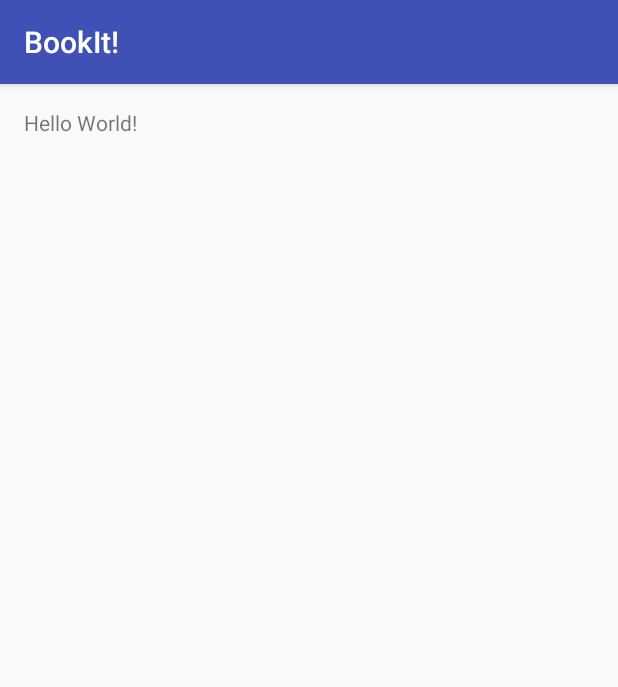
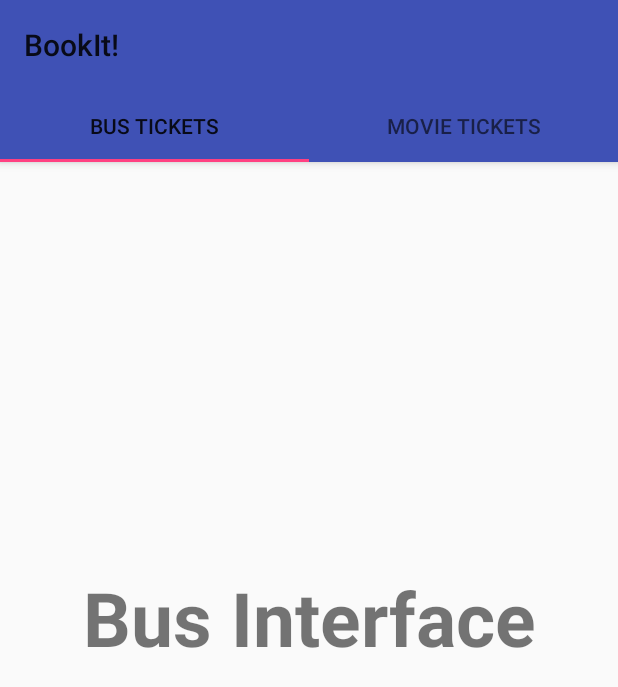
Before and after one commit to azmainadel/book-it-android, an Android app: the screen it shows after launch (MainActivity), on a phone screen of 412 x 824 dp. Shown: the top 687 px of the screen. Run offline under Robolectric (Android 15) with nearby library versions, the phone set to English and light mode, and no system bars.

Commit message:
Splash Screen and Tabs added

```diff
--- a/app/build.gradle
+++ b/app/build.gradle
@@ -23,4 +23,8 @@ dependencies {
     compile fileTree(dir: 'libs', include: ['*.jar'])
     testCompile 'junit:junit:4.12'
     compile 'com.android.support:appcompat-v7:23.4.0'
+    compile 'com.android.support:design:23.4.0'
+    compile 'com.google.android.gms:play-services-appindexing:8.1.0'
+//    compile 'com.android.support:support-v4:23.4.0'
+//    apt 'com.jakewharton:butterknife-compiler:8.0.1'
 }
--- a/app/src/main/AndroidManifest.xml
+++ b/app/src/main/AndroidManifest.xml
@@ -8,13 +8,25 @@
         android:label="@string/app_name"
         android:supportsRtl="true"
         android:theme="@style/AppTheme">
-        <activity android:name=".MainActivity">
+
+        <activity android:name=".SplashScreen">
             <intent-filter>
                 <action android:name="android.intent.action.MAIN" />
 
                 <category android:name="android.intent.category.LAUNCHER" />
             </intent-filter>
         </activity>
+
+        <activity android:name=".MainActivity">
+            <intent-filter>
+                <action android:name="com.durbin.xyntherys.bookit.MAINACTIVITY"/>
+                <category android:name="android.intent.category.DEFAULT"/>
+            </intent-filter>
+        </activity><!-- ATTENTION: This was auto-generated to add Google Play services to your project for
+     App Indexing.  See https://g.co/AppIndexing/AndroidStudio for more information. -->
+        <meta-data
+            android:name="com.google.android.gms.version"
+            android:value="@integer/google_play_services_version" />
     </application>
 
 </manifest>
--- /dev/null
+++ b/app/src/main/java/com/durbin/xyntherys/bookit/BusBookFragment.java
@@ -0,0 +1,28 @@
+package com.durbin.xyntherys.bookit;
+
+import android.os.Bundle;
+import android.support.v4.app.Fragment;
+import android.view.LayoutInflater;
+import android.view.View;
+import android.view.ViewGroup;
+
+
+/**
+ * A simple {@link Fragment} subclass.
+ */
+public class BusBookFragment extends Fragment {
+
+
+    public BusBookFragment() {
+        // Required empty public constructor
+    }
+
+
+    @Override
+    public View onCreateView(LayoutInflater inflater, ViewGroup container,
+                             Bundle savedInstanceState) {
+        // Inflate the layout for this fragment
+        return inflater.inflate(R.layout.fragment_bus_book, container, false);
+    }
+
+}
--- a/app/src/main/java/com/durbin/xyntherys/bookit/MainActivity.java
+++ b/app/src/main/java/com/durbin/xyntherys/bookit/MainActivity.java
@@ -1,13 +1,37 @@
 package com.durbin.xyntherys.bookit;
 
+import android.os.Bundle;
+import android.support.design.widget.TabLayout;
+import android.support.v4.view.ViewPager;
 import android.support.v7.app.AppCompatActivity;
-import android.os.Bundle;
+import android.support.v7.widget.Toolbar;
 
-public class MainActivity extends AppCompatActivity {
+public class MainActivity extends AppCompatActivity{
+    Toolbar toolbar;
+    ViewPager viewPager;
+    TabLayout tabLayout;
+    ViewPagerAdapter viewPagerAdapter;
 
     @Override
     protected void onCreate(Bundle savedInstanceState) {
         super.onCreate(savedInstanceState);
         setContentView(R.layout.activity_main);
+
+        toolbar = (Toolbar) findViewById(R.id.toolbar);
+        viewPager = (ViewPager) findViewById(R.id.viewpager);
+        tabLayout = (TabLayout) findViewById(R.id.tablayout);
+
+        setSupportActionBar(toolbar);
+
+        viewPagerAdapter = new ViewPagerAdapter(getSupportFragmentManager());
+        viewPagerAdapter.addFragment(new BusBookFragment(),"Bus Tickets");
+        viewPagerAdapter.addFragment(new MovieBookFragment(),"Movie Tickets");
+
+        viewPager.setAdapter(viewPagerAdapter);
+
+        setSupportActionBar(toolbar);
+
+        tabLayout.setupWithViewPager(viewPager);
     }
+
 }
--- /dev/null
+++ b/app/src/main/java/com/durbin/xyntherys/bookit/MovieBookFragment.java
@@ -0,0 +1,29 @@
+package com.durbin.xyntherys.bookit;
+
+
+import android.os.Bundle;
+import android.support.v4.app.Fragment;
+import android.view.LayoutInflater;
+import android.view.View;
+import android.view.ViewGroup;
+
+
+/**
+ * A simple {@link Fragment} subclass.
+ */
+public class MovieBookFragment extends Fragment {
+
+
+    public MovieBookFragment() {
+        // Required empty public constructor
+    }
+
+
+    @Override
+    public View onCreateView(LayoutInflater inflater, ViewGroup container,
+                             Bundle savedInstanceState) {
+        // Inflate the layout for this fragment
+        return inflater.inflate(R.layout.fragment_movie_book, container, false);
+    }
+
+}
--- /dev/null
+++ b/app/src/main/java/com/durbin/xyntherys/bookit/SplashScreen.java
@@ -0,0 +1,36 @@
+package com.durbin.xyntherys.bookit;
+
+import android.app.Activity;
+import android.content.Intent;
+import android.os.Bundle;
+
+/**
+ * Created by xyntherys on 6/11/16.
+ */
+
+public class SplashScreen extends Activity{
+    protected void onCreate(Bundle savedInstanceState) {
+        super.onCreate(savedInstanceState);
+        setContentView(R.layout.splash_screen);
+
+        Thread timerThread = new Thread() {
+            public void run() {
+                try {
+                    sleep(1800);
+                } catch (InterruptedException e) {
+                    e.printStackTrace();
+                } finally {
+                    Intent intent = new Intent(SplashScreen.this, MainActivity.class);
+                    startActivity(intent);
+                }
+            }
+        };
+        timerThread.start();
+    }
+
+    @Override
+    protected void onPause(){
+        super.onPause();
+        finish();
+    }
+}
--- /dev/null
+++ b/app/src/main/java/com/durbin/xyntherys/bookit/ViewPagerAdapter.java
@@ -0,0 +1,37 @@
+package com.durbin.xyntherys.bookit;
+
+import android.app.FragmentManager;
+import android.support.v4.app.Fragment;
+import android.support.v4.app.FragmentPagerAdapter;
+import java.util.ArrayList;
+
+public class ViewPagerAdapter extends FragmentPagerAdapter {
+
+    ArrayList<Fragment> fragmentList = new ArrayList<>();
+    ArrayList<String> tabNames = new ArrayList<>();
+
+    public void addFragment(Fragment fm,String st){
+        this.fragmentList.add(fm);
+        this.tabNames.add(st);
+    }
+
+    public ViewPagerAdapter(android.support.v4.app.FragmentManager fm){
+        super(fm);
+    }
+
+    @Override
+    public Fragment getItem(int position) {
+        return fragmentList.get(position);
+    }
+
+    @Override
+    public int getCount() {
+        return fragmentList.size();
+    }
+
+    @Override
+    public CharSequence getPageTitle(int position){
+        return tabNames.get(position);
+    }
+
+}
--- a/app/src/main/res/layout/activity_main.xml
+++ b/app/src/main/res/layout/activity_main.xml
@@ -3,14 +3,28 @@
     xmlns:tools="http://schemas.android.com/tools"
     android:layout_width="match_parent"
     android:layout_height="match_parent"
-    android:paddingBottom="@dimen/activity_vertical_margin"
-    android:paddingLeft="@dimen/activity_horizontal_margin"
-    android:paddingRight="@dimen/activity_horizontal_margin"
-    android:paddingTop="@dimen/activity_vertical_margin"
     tools:context="com.durbin.xyntherys.bookit.MainActivity">
 
-    <TextView
-        android:layout_width="wrap_content"
-        android:layout_height="wrap_content"
-        android:text="Hello World!" />
+    <android.support.design.widget.AppBarLayout
+        android:layout_width="match_parent"
+        android:layout_height="wrap_content">
+
+        <include layout="@layout/toolbar_layout"></include>
+
+        <android.support.design.widget.TabLayout
+            android:layout_width="match_parent"
+            android:layout_height="wrap_content"
+            android:id="@+id/tablayout">
+
+        </android.support.design.widget.TabLayout>
+
+    </android.support.design.widget.AppBarLayout>
+
+    <android.support.v4.view.ViewPager
+        android:layout_width="match_parent"
+        android:layout_height="match_parent"
+        android:id="@+id/viewpager">
+
+    </android.support.v4.view.ViewPager>
+
 </RelativeLayout>
--- /dev/null
+++ b/app/src/main/res/layout/fragment_bus_book.xml
@@ -0,0 +1,16 @@
+<FrameLayout xmlns:android="http://schemas.android.com/apk/res/android"
+    xmlns:tools="http://schemas.android.com/tools"
+    android:layout_width="match_parent"
+    android:layout_height="match_parent"
+    tools:context="com.durbin.xyntherys.bookit.BusBookFragment">
+
+    <!-- TODO: Update blank fragment layout -->
+    <TextView
+        android:layout_width="match_parent"
+        android:layout_height="match_parent"
+        android:text="Bus Interface"
+        android:textSize="50sp"
+        android:textStyle="bold"
+        android:gravity="center"/>
+
+</FrameLayout>
--- /dev/null
+++ b/app/src/main/res/layout/fragment_movie_book.xml
@@ -0,0 +1,16 @@
+<FrameLayout xmlns:android="http://schemas.android.com/apk/res/android"
+    xmlns:tools="http://schemas.android.com/tools"
+    android:layout_width="match_parent"
+    android:layout_height="match_parent"
+    tools:context="com.durbin.xyntherys.bookit.MovieBookFragment">
+
+    <!-- TODO: Update blank fragment layout -->
+    <TextView
+        android:layout_width="match_parent"
+        android:layout_height="match_parent"
+        android:text="Movie Interface"
+        android:textSize="50sp"
+        android:textStyle="bold"
+        android:gravity="center"/>
+
+</FrameLayout>
--- /dev/null
+++ b/app/src/main/res/layout/splash_screen.xml
@@ -0,0 +1,8 @@
+<?xml version="1.0" encoding="utf-8"?>
+<LinearLayout xmlns:android="http://schemas.android.com/apk/res/android"
+    android:orientation="vertical"
+    android:layout_width="match_parent"
+    android:layout_height="match_parent"
+    android:background="@drawable/bookit_splash">
+
+</LinearLayout>
--- /dev/null
+++ b/app/src/main/res/layout/toolbar_layout.xml
@@ -0,0 +1,11 @@
+<?xml version="1.0" encoding="utf-8"?>
+<android.support.v7.widget.Toolbar
+    xmlns:android="http://schemas.android.com/apk/res/android"
+    android:layout_width="match_parent"
+    android:layout_height="wrap_content"
+    android:background="@color/colorPrimary"
+    android:fitsSystemWindows="true"
+    android:minHeight="60dp"
+    android:id="@+id/toolbar">
+
+</android.support.v7.widget.Toolbar>
--- a/app/src/main/res/values/strings.xml
+++ b/app/src/main/res/values/strings.xml
@@ -1,3 +1,6 @@
 <resources>
     <string name="app_name">BookIt!</string>
+
+    <!-- TODO: Remove or change this placeholder text -->
+    <string name="hello_blank_fragment">Hello blank fragment</string>
 </resources>
--- a/app/src/main/res/values/styles.xml
+++ b/app/src/main/res/values/styles.xml
@@ -1,7 +1,7 @@
 <resources>
 
     <!-- Base application theme. -->
-    <style name="AppTheme" parent="Theme.AppCompat.Light.DarkActionBar">
+    <style name="AppTheme" parent="Theme.AppCompat.Light.NoActionBar">
         <!-- Customize your theme here. -->
         <item name="colorPrimary">@color/colorPrimary</item>
         <item name="colorPrimaryDark">@color/colorPrimaryDark</item>
```
Also changed, not shown: app/src/main/res/drawable/bookit_splash.png (added).
